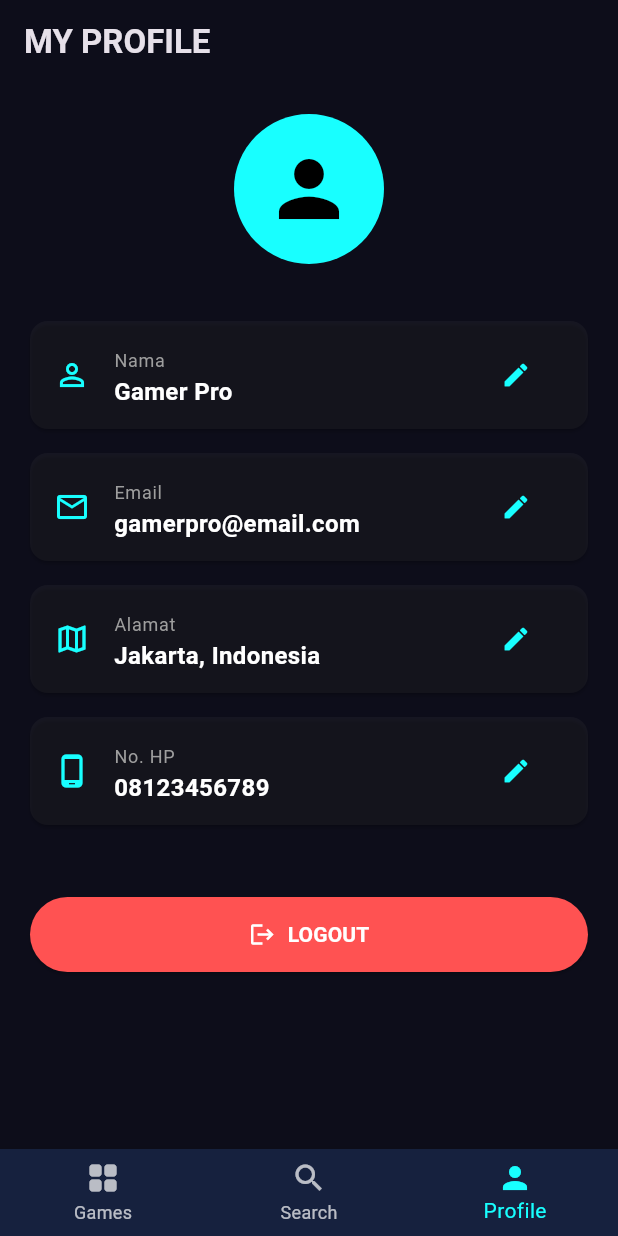
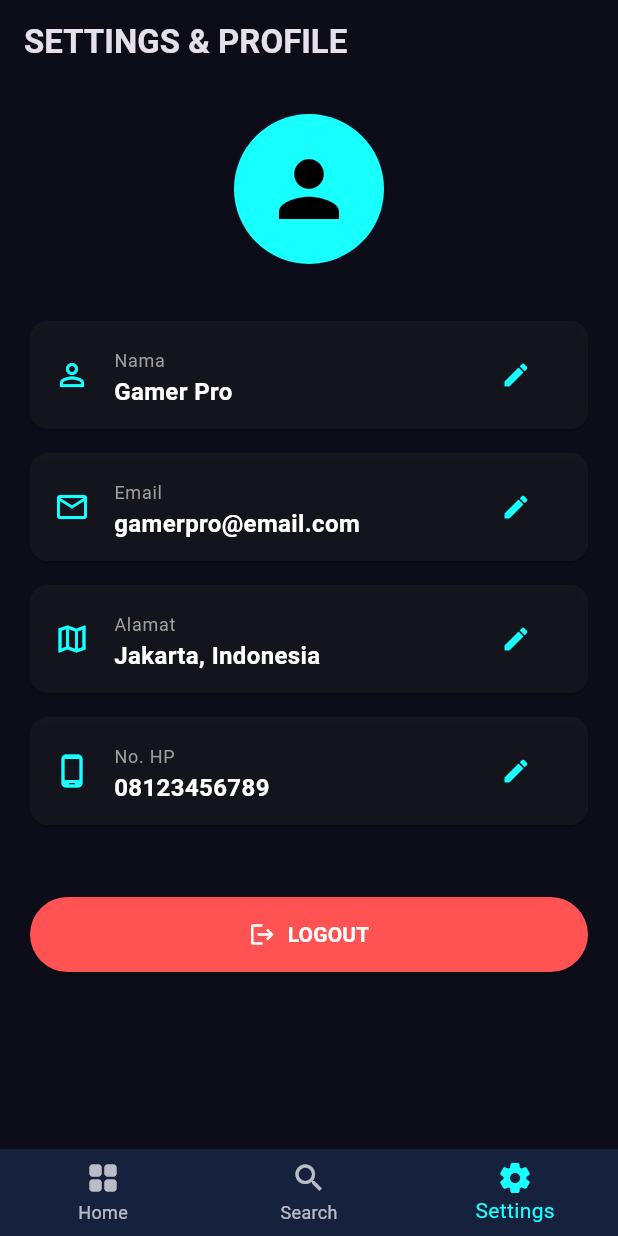
Before and after one commit to malaramdhani6-spec/flutter_Tugas_6_5, a Flutter app: the MainWrapper screen opened directly, item 3 of the bottom bar chosen, on a phone screen of 412 x 824 dp. Run offline on Flutter 3.47's test engine with Material 3 defaults, Android fonts, the phone set to English and light mode, and no system bars.

Commit message:
Update Tugas

```diff
--- a/lib/main.dart
+++ b/lib/main.dart
@@ -170,9 +170,9 @@ class _MainWrapperState extends State<MainWrapper> {
         currentIndex: _currentIndex,
         onTap: (i) => setState(() => _currentIndex = i),
         items: const [
-          BottomNavigationBarItem(icon: Icon(Icons.grid_view_rounded), label: "Games"),
+          BottomNavigationBarItem(icon: Icon(Icons.grid_view_rounded), label: "Home"),
           BottomNavigationBarItem(icon: Icon(Icons.search), label: "Search"),
-          BottomNavigationBarItem(icon: Icon(Icons.person), label: "Profile"),
+          BottomNavigationBarItem(icon: Icon(Icons.settings_rounded), label: "Settings"),
         ],
       ),
     );
@@ -638,7 +638,7 @@ class _SettingPageState extends State<SettingPage> {
   Widget build(BuildContext context) {
     return Scaffold(
       appBar: AppBar(
-        title: const Text("MY PROFILE", style: TextStyle(fontWeight: FontWeight.bold)),
+        title: const Text("SETTINGS & PROFILE", style: TextStyle(fontWeight: FontWeight.bold)),
         backgroundColor: Colors.transparent,
       ),
       body: SingleChildScrollView(
```
